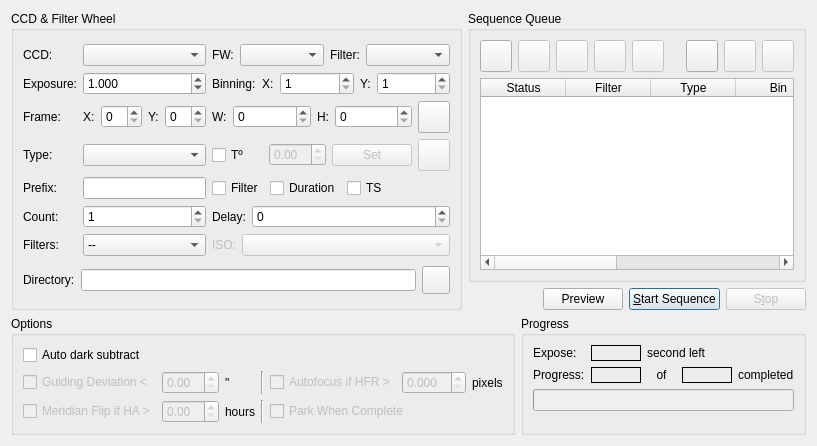
Qt form kstars/ekos/capture.ui (KDE/kstars) before a commit.
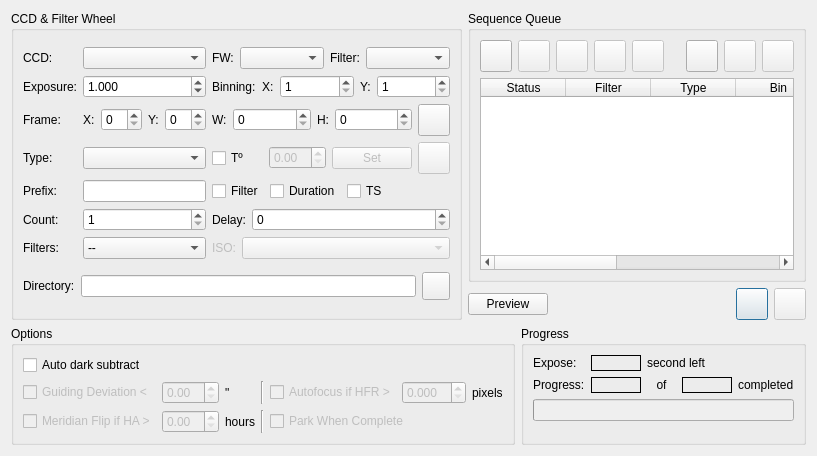
The same form after that commit.

Commit message: Added ability to pause sequences and then resume them later. The module now accepts an optional target name which it will append to the root directory of the sequence file. This way the scheduler or other scripts can still use the same sequence files but with different targets

Patch:
```diff
--- a/kstars/ekos/capture.ui
+++ b/kstars/ekos/capture.ui
@@ -965,6 +965,16 @@
        </item>
        <item>
         <layout class="QHBoxLayout" name="horizontalLayout_7">
+         <item>
+          <widget class="QPushButton" name="previewB">
+           <property name="toolTip">
+            <string/>
+           </property>
+           <property name="text">
+            <string>Preview</string>
+           </property>
+          </widget>
+         </item>
          <item>
           <spacer name="buttonSpacer">
            <property name="orientation">
@@ -981,23 +991,25 @@
            </property>
           </spacer>
          </item>
-         <item>
-          <widget class="QPushButton" name="previewB">
-           <property name="toolTip">
-            <string/>
-           </property>
-           <property name="text">
-            <string>Preview</string>
-           </property>
-          </widget>
-         </item>
          <item>
           <widget class="QPushButton" name="startB">
+           <property name="minimumSize">
+            <size>
+             <width>32</width>
+             <height>32</height>
+            </size>
+           </property>
+           <property name="maximumSize">
+            <size>
+             <width>32</width>
+             <height>32</height>
+            </size>
+           </property>
            <property name="toolTip">
             <string/>
            </property>
            <property name="text">
-            <string>&amp;Start Sequence</string>
+            <string/>
            </property>
            <property name="autoDefault">
             <bool>true</bool>
@@ -1012,8 +1024,23 @@
            <property name="enabled">
             <bool>false</bool>
            </property>
+           <property name="minimumSize">
+            <size>
+             <width>32</width>
+             <height>32</height>
+            </size>
+           </property>
+           <property name="maximumSize">
+            <size>
+             <width>32</width>
+             <height>32</height>
+            </size>
+           </property>
+           <property name="toolTip">
+            <string>Pause Sequence</string>
+           </property>
            <property name="text">
-            <string>S&amp;top</string>
+            <string/>
            </property>
            <property name="autoDefault">
             <bool>true</bool>
```
Left out of the diff: 7 changed lines with no effect on the pictures. The commit also changes 3 other files.
